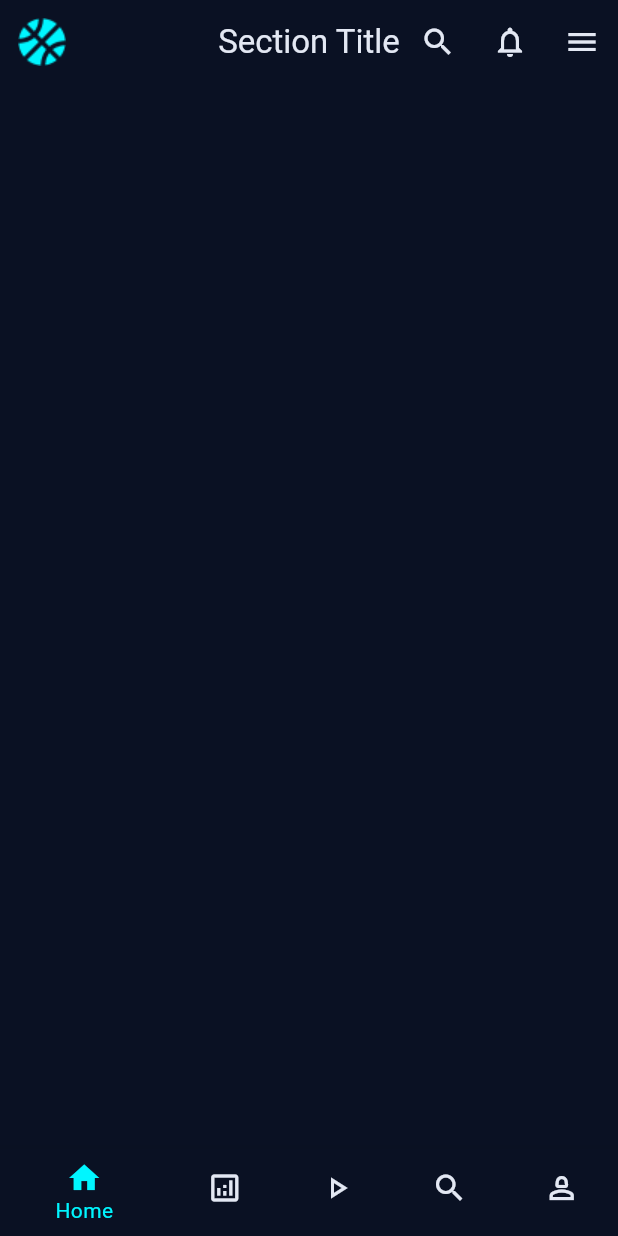
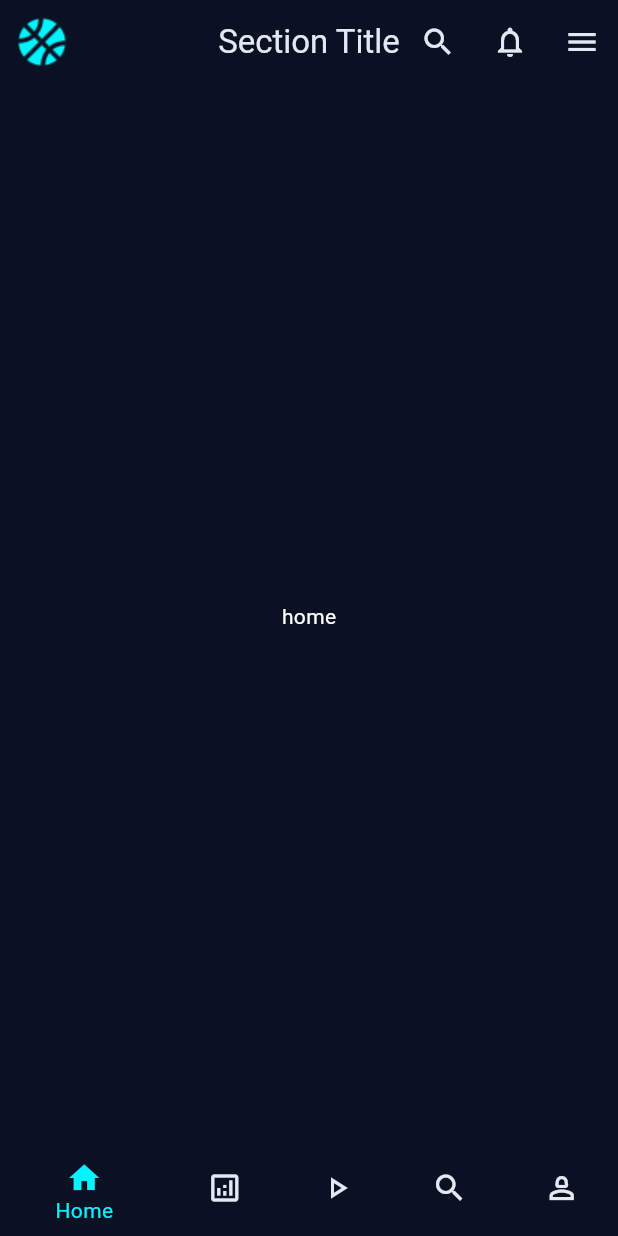
Before and after one commit to ismaildrcn/basketball-app, a Flutter app: the screen it shows after launch, after a tap on the "search" icon, on a phone screen of 412 x 824 dp. Run offline on Flutter 3.47's test engine with Material 3 defaults, Android fonts, the phone set to English and light mode, and no system bars; our stand-ins replace go_router.

Commit message:
Add router

```diff
--- /dev/null
+++ b/lib/app/router.dart
@@ -0,0 +1,148 @@
+import 'package:flutter/material.dart';
+import 'package:go_router/go_router.dart';
+import 'package:nba_app/screens/home.dart';
+
+class AppRoutes {
+  AppRoutes._();
+  static const String home = '/';
+  static const String stats = '/stats';
+  static const String play = '/play';
+  static const String search = '/search';
+  static const String person = '/person';
+}
+
+final appRoutes = GoRouter(
+  initialLocation:
+      '/', //Uygulama başlatıldığında varsayılan başlangıç konumunu temsil eder.
+  routes: [
+    ShellRoute(
+      builder: (context, state, child) {
+        return Scaffold(
+          backgroundColor: Theme.of(context).colorScheme.surface,
+          appBar: _topNavBar(context),
+          bottomNavigationBar: _bottomNavBar(context, state),
+          body: SafeArea(child: child),
+        );
+      },
+      routes: [
+        GoRoute(
+          name: "home",
+          path: AppRoutes.home,
+          pageBuilder: (context, state) {
+            return const MaterialPage(child: HomePage(page: "home"));
+          },
+        ),
+        GoRoute(
+          name: "stats",
+          path: AppRoutes.stats,
+          pageBuilder: (context, state) {
+            return const MaterialPage(child: HomePage(page: "stats"));
+          },
+        ),
+        GoRoute(
+          name: "play",
+          path: AppRoutes.play,
+          pageBuilder: (context, state) {
+            return const MaterialPage(child: HomePage(page: "play"));
+          },
+        ),
+        GoRoute(
+          name: "search",
+          path: AppRoutes.search,
+          pageBuilder: (context, state) {
+            return const MaterialPage(child: HomePage(page: "search"));
+          },
+        ),
+        GoRoute(
+          name: "person",
+          path: AppRoutes.person,
+          pageBuilder: (context, state) {
+            return const MaterialPage(child: HomePage(page: "person"));
+          },
+        ),
+      ],
+    ),
+  ],
+);
+
+BottomNavigationBar _bottomNavBar(BuildContext context, GoRouterState state) {
+  final String location = state.uri.toString();
+  int currentIndex = 0;
+  if (location == '/stats') {
+    currentIndex = 1;
+  } else if (location == '/play') {
+    currentIndex = 2;
+  } else if (location == '/search') {
+    currentIndex = 3;
+  } else if (location == '/person') {
+    currentIndex = 4;
+  }
+
+  return BottomNavigationBar(
+    currentIndex: currentIndex,
+    onTap: (index) {
+      switch (index) {
+        case 0:
+          GoRouter.of(context).go('/');
+          break;
+        case 1:
+          GoRouter.of(context).go('/stats');
+          break;
+        case 2:
+          GoRouter.of(context).go('/play');
+          break;
+        case 3:
+          GoRouter.of(context).go('/search');
+          break;
+        case 4:
+          GoRouter.of(context).go('/person');
+          break;
+      }
+    },
+    unselectedItemColor: Theme.of(context).colorScheme.onPrimary,
+    selectedItemColor: Theme.of(context).colorScheme.primary,
+    items: const <BottomNavigationBarItem>[
+      BottomNavigationBarItem(
+        icon: Icon(Icons.home_outlined),
+        activeIcon: Icon(Icons.home),
+        label: 'Home',
+      ),
+      BottomNavigationBarItem(
+        icon: Icon(Icons.analytics_outlined),
+        activeIcon: Icon(Icons.analytics_rounded),
+        label: 'Stats',
+      ),
+      BottomNavigationBarItem(
+        icon: Icon(Icons.play_arrow_outlined),
+        activeIcon: Icon(Icons.play_arrow_rounded),
+        label: 'Play',
+      ),
+      BottomNavigationBarItem(
+        icon: Icon(Icons.search),
+        activeIcon: Icon(Icons.search_rounded),
+        label: 'Search',
+      ),
+      BottomNavigationBarItem(
+        icon: Icon(Icons.person_2_outlined),
+        activeIcon: Icon(Icons.person_2),
+        label: 'Person',
+      ),
+    ],
+  );
+}
+
+AppBar _topNavBar(BuildContext context) {
+  return AppBar(
+    leading: Image.asset("assets/img/logo.png"),
+    title: Text(
+      "Section Title",
+      style: TextStyle(color: Theme.of(context).colorScheme.onPrimary),
+    ),
+    centerTitle: true,
+    actions: [
+      IconButton(onPressed: () {}, icon: Icon(Icons.search)),
+      IconButton(onPressed: () {}, icon: Icon(Icons.notifications_none)),
+      IconButton(onPressed: () {}, icon: Icon(Icons.menu)),
+    ],
+  );
+}
--- a/lib/main.dart
+++ b/lib/main.dart
@@ -1,6 +1,6 @@
 import 'package:flutter/material.dart';
+import 'package:nba_app/app/router.dart';
 import 'package:nba_app/app/theme.dart';
-import 'package:nba_app/screens/home.dart';
 
 void main() {
   runApp(const MyApp());
@@ -12,11 +12,11 @@ class MyApp extends StatelessWidget {
   // This widget is the root of your application.
   @override
   Widget build(BuildContext context) {
-    return MaterialApp(
+    return MaterialApp.router(
       debugShowCheckedModeBanner: false,
       title: 'Basketball',
       theme: AppTheme.darkTheme,
-      home: HomePage(),
+      routerConfig: appRoutes,
     );
   }
 }
--- a/lib/screens/home.dart
+++ b/lib/screens/home.dart
@@ -1,80 +1,19 @@
 import 'package:flutter/material.dart';
 
 class HomePage extends StatefulWidget {
-  const HomePage({super.key});
+  final String page;
+  const HomePage({super.key, required this.page});
 
   @override
   State<HomePage> createState() => _HomePageState();
 }
 
 class _HomePageState extends State<HomePage> {
-  int _selectedIndex = 0;
-
-  void _onItemTapped(int index) {
-    setState(() {
-      _selectedIndex = index;
-    });
-  }
 
   @override
   Widget build(BuildContext context) {
-    return Scaffold(
-      backgroundColor: Theme.of(context).colorScheme.surface,
-      appBar: _topNavBar(context),
-      bottomNavigationBar: _bottomNavBar(context),
-      body: SafeArea(child: Container()),
-    );
-  }
-
-  BottomNavigationBar _bottomNavBar(BuildContext context) {
-    return BottomNavigationBar(
-      currentIndex: _selectedIndex,
-      onTap: _onItemTapped,
-      unselectedItemColor: Theme.of(context).colorScheme.onPrimary,
-      selectedItemColor: Theme.of(context).colorScheme.primary,
-      items: const <BottomNavigationBarItem>[
-        BottomNavigationBarItem(
-          icon: Icon(Icons.home_outlined),
-          activeIcon: Icon(Icons.home),
-          label: 'Home',
-        ),
-        BottomNavigationBarItem(
-          icon: Icon(Icons.analytics_outlined),
-          activeIcon: Icon(Icons.analytics_rounded),
-          label: 'Stats',
-        ),
-        BottomNavigationBarItem(
-          icon: Icon(Icons.play_arrow_outlined),
-          activeIcon: Icon(Icons.play_arrow_rounded),
-          label: 'Play',
-        ),
-        BottomNavigationBarItem(
-          icon: Icon(Icons.search),
-          activeIcon: Icon(Icons.search_rounded),
-          label: 'Search',
-        ),
-        BottomNavigationBarItem(
-          icon: Icon(Icons.person_2_outlined),
-          activeIcon: Icon(Icons.person_2),
-          label: 'Person',
-        ),
-      ],
-    );
-  }
-
-  AppBar _topNavBar(BuildContext context) {
-    return AppBar(
-      leading: Image.asset("assets/img/logo.png"),
-      title: Text(
-        "Section Title",
-        style: TextStyle(color: Theme.of(context).colorScheme.onPrimary),
-      ),
-      centerTitle: true,
-      actions: [
-        IconButton(onPressed: () {}, icon: Icon(Icons.search)),
-        IconButton(onPressed: () {}, icon: Icon(Icons.notifications_none)),
-        IconButton(onPressed: () {}, icon: Icon(Icons.menu)),
-      ],
+    return Center(
+      child: Text(widget.page, style: TextStyle(color: Colors.white)),
     );
   }
 }
--- a/pubspec.yaml
+++ b/pubspec.yaml
@@ -34,6 +34,7 @@ dependencies:
   # The following adds the Cupertino Icons font to your application.
   # Use with the CupertinoIcons class for iOS style icons.
   cupertino_icons: ^1.0.8
+  go_router: ^15.2.4
 
 dev_dependencies:
   flutter_test:
```
